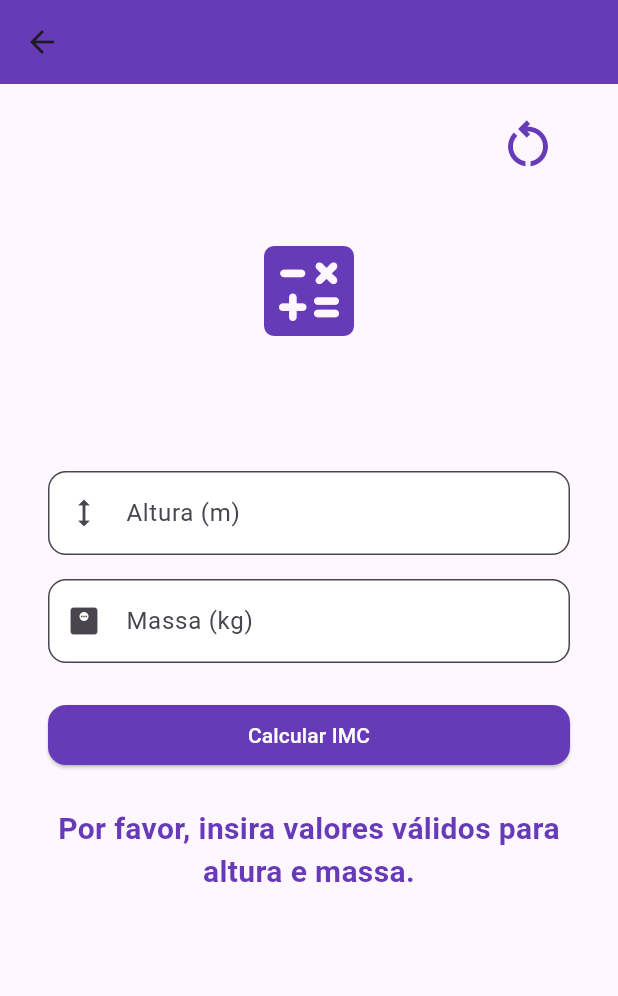
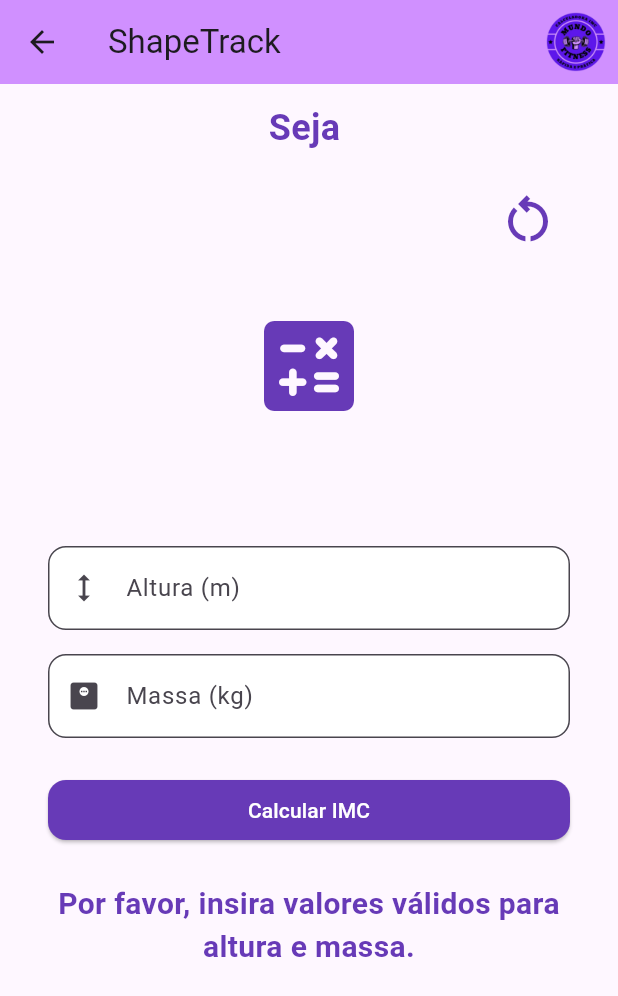
Before and after one commit to rafaelvieiramaximo/Calculadora-IMMC, a Flutter app: the CalculatorPage screen opened directly with empty values, after a tap on "Calcular IMC", on a phone screen of 412 x 824 dp. Shown: the top 996 px of the screen. Run offline on Flutter 3.47's test engine with Material 3 defaults, Android fonts, the light colour scheme and no system bars; our stand-ins replace sqflite; accounts and stored records are empty.

Commit message:
feat: refactor CadastroScreen and CalculatorPage for improved structure and functionality; add CalculatorController for better state management

```diff
--- /dev/null
+++ b/lib/controller/control_calc.dart
@@ -0,0 +1,106 @@
+import 'package:flutter/material.dart';
+
+class CalculatorController {
+  final TextEditingController alturaController = TextEditingController();
+  final TextEditingController massaController = TextEditingController();
+
+  String? resultado;
+  String? categoria = '';
+
+  void calcularIMC(VoidCallback setStateCallback) {
+    final altura = double.tryParse(alturaController.text.replaceAll(',', '.'));
+    final massa = double.tryParse(massaController.text.replaceAll(',', '.'));
+    if (altura == null || massa == null || altura <= 0 || massa <= 0) {
+      resultado = 'Por favor, insira valores válidos para altura e massa.';
+      setStateCallback();
+      return;
+    }
+    final imc = massa / (altura * altura);
+    categoria =
+        imc < 16
+            ? 'Magreza Grave'
+            : imc >= 16 && imc < 16.9
+            ? 'Magreza Moderada'
+            : imc >= 17 && imc < 18.5
+            ? 'Magreza Leve'
+            : imc >= 18.6 && imc < 24.9
+            ? 'Peso Ideal'
+            : imc >= 25 && imc < 29.9
+            ? 'Sobrepeso'
+            : imc >= 30 && imc < 34.9
+            ? 'Obesidade Grau I'
+            : imc >= 35 && imc < 39.9
+            ? 'Obesidade Grau II (severa)'
+            : 'Obesidade Grau III (mórbida)';
+
+    resultado =
+        'Seu IMMC é ${imc.toStringAsFixed(2)}, está na categoria: $categoria';
+    setStateCallback();
+
+    alturaController.clear();
+    massaController.clear();
+  }
+
+  Icon icones(String? categoria) {
+    switch (categoria) {
+      case 'Magreza Grave':
+        return const Icon(
+          Icons.warning_amber_outlined,
+          size: 60,
+          color: Colors.red,
+        );
+      case 'Magreza Moderada':
+        return const Icon(
+          Icons.warning_amber_outlined,
+          size: 60,
+          color: Colors.orange,
+        );
+      case 'Magreza Leve':
+        return const Icon(
+          Icons.warning_amber_outlined,
+          size: 60,
+          color: Colors.yellow,
+        );
+      case 'Peso Ideal':
+        return const Icon(
+          Icons.check_circle_outline,
+          size: 60,
+          color: Colors.green,
+        );
+      case 'Sobrepeso':
+        return const Icon(
+          Icons.warning_amber_outlined,
+          size: 60,
+          color: Colors.orange,
+        );
+      case 'Obesidade Grau I':
+        return const Icon(
+          Icons.warning_amber_outlined,
+          size: 60,
+          color: Colors.red,
+        );
+      case 'Obesidade Grau II (severa)':
+        return const Icon(
+          Icons.warning_amber_outlined,
+          size: 60,
+          color: Colors.red,
+        );
+      case 'Obesidade Grau III (mórbida)':
+        return const Icon(
+          Icons.warning_amber_outlined,
+          size: 60,
+          color: Colors.red,
+        );
+      default:
+        return const Icon(Icons.help_outline, size: 40, color: Colors.grey);
+    }
+  }
+
+  void limparCampos(VoidCallback setStateCallback) {
+    alturaController.clear();
+    massaController.clear();
+    resultado = null;
+    categoria = '';
+    setStateCallback();
+  }
+}
--- a/lib/style/style.dart
+++ b/lib/style/style.dart
@@ -5,6 +5,7 @@ class AppColor {
   static const bginput = Colors.white;
   static const mediumAqua = Color(0xFFD39FE6);
   static const lightGray = Color(0xFFD3D3D3);
+  static const appBar = Color(0xFFD090FF);
   static const black = Colors.black;
   static const clock = Color(0xFF8E53E6);
 }
--- a/lib/view/calculator.dart
+++ b/lib/view/calculator.dart
@@ -1,4 +1,6 @@
 import 'package:flutter/material.dart';
+import 'package:calculadora_immc/style/style.dart';
+import 'package:calculadora_immc/controller/control_calc.dart';
 
 class CalculatorPage extends StatefulWidget {
   final String title;
@@ -9,131 +11,40 @@ class CalculatorPage extends StatefulWidget {
 }
 
 class _CalculatorPageState extends State<CalculatorPage> {
-  final TextEditingController _alturaController = TextEditingController();
-  final TextEditingController _massaController = TextEditingController();
-  String? _resultado;
-  String? categoria = '';
-
-  void _calcularIMC() {
-    final altura = double.tryParse(_alturaController.text.replaceAll(',', '.'));
-    final massa = double.tryParse(_massaController.text.replaceAll(',', '.'));
-    if (altura == null || massa == null || altura <= 0 || massa <= 0) {
-      setState(() {
-        _resultado = 'Por favor, insira valores válidos para altura e massa.';
-      });
-      return;
-    }
-    final imc = massa / (altura * altura);
-    String categoria =
-        imc < 16
-            ? 'Magreza Grave'
-            : imc >= 16 && imc < 16.9
-            ? 'Magreza Moderada'
-            : imc >= 17 && imc < 18.5
-            ? 'Magreza Leve'
-            : imc >= 18.6 && imc < 24.9
-            ? 'Peso Ideal'
-            : imc >= 25 && imc < 29.9
-            ? 'Sobrepeso'
-            : imc >= 30 && imc < 34.9
-            ? 'Obesidade Grau I'
-            : imc >= 35 && imc < 39.9
-            ? 'Obesidade Grau II (severa)'
-            : 'Obesidade Grau III (mórbida)';
-
-    setState(() {
-      _resultado =
-          'Seu IMMC é ${imc.toStringAsFixed(2)}, está na categoria: $categoria';
-      this.categoria = categoria;
-    });
-
-    _alturaController.clear();
-    _massaController.clear();
-  }
-
-  Icon _icones(String? categoria) {
-    switch (categoria) {
-      case 'Magreza Grave':
-        return const Icon(
-          Icons.warning_amber_outlined,
-          size: 60,
-          color: Colors.red,
-        );
-      case 'Magreza Moderada':
-        return const Icon(
-          Icons.warning_amber_outlined,
-          size: 60,
-          color: Colors.orange,
-        );
-      case 'Magreza Leve':
-        return const Icon(
-          Icons.warning_amber_outlined,
-          size: 60,
-          color: Colors.yellow,
-        );
-      case 'Peso Ideal':
-        return const Icon(
-          Icons.check_circle_outline,
-          size: 60,
-          color: Colors.green,
-        );
-      case 'Sobrepeso':
-        return const Icon(
-          Icons.warning_amber_outlined,
-          size: 60,
-          color: Colors.orange,
-        );
-      case 'Obesidade Grau I':
-        return const Icon(
-          Icons.warning_amber_outlined,
-          size: 60,
-          color: Colors.red,
-        );
-      case 'Obesidade Grau II (severa)':
-        return const Icon(
-          Icons.warning_amber_outlined,
-          size: 60,
-          color: Colors.red,
-        );
-      case 'Obesidade Grau III (mórbida)':
-        return const Icon(
-          Icons.warning_amber_outlined,
-          size: 60,
-          color: Colors.red,
-        );
-      default:
-        return const Icon(Icons.help_outline, size: 40, color: Colors.grey);
-    }
-  }
-
-  void _limparCampos() {
-    _alturaController.clear();
-    _massaController.clear();
-    setState(() {
-      _resultado = null;
-      categoria = '';
-    });
-  }
+  final CalculatorController _controller = CalculatorController();
 
   @override
   Widget build(BuildContext context) {
-    return Scaffold(
+    return SafeArea(
+      child: Scaffold(
         appBar: AppBar(
-        backgroundColor: Theme.of(context).colorScheme.primary,
-        centerTitle: true,
-        title: Text(
-          widget.title,
-          style: const TextStyle(
-            fontWeight: FontWeight.bold,
-            color: Colors.white,
+          title: const Text('ShapeTrack'),
+          backgroundColor: AppColor.appBar,
+          flexibleSpace: Padding(
+            padding: const EdgeInsets.all(8.0),
+            child: Align(
+              alignment: Alignment.topRight,
+              child: Image.asset(
+                'assets/images/logo.png',
+                fit: BoxFit.contain,
+                height: 48,
               ),
             ),
-        elevation: 0,
+          ),
         ),
         body: SingleChildScrollView(
           padding: const EdgeInsets.symmetric(horizontal: 32, vertical: 12),
           child: Column(
             children: [
+              Text(
+                'Seja ',
+                style: TextStyle(
+                  fontSize: 24,
+                  fontWeight: FontWeight.bold,
+                  color: AppColor.main,
+                ),
+              ),
+              const SizedBox(height: 16),
               Row(
                 mainAxisAlignment: MainAxisAlignment.end,
                 children: [
@@ -143,7 +54,8 @@ class _CalculatorPageState extends State<CalculatorPage> {
                       size: 40,
                       color: Colors.deepPurple,
                     ),
-                  onPressed: _limparCampos,
+                    onPressed:
+                        () => _controller.limparCampos(() => setState(() {})),
                   ),
                 ],
               ),
@@ -155,7 +67,7 @@ class _CalculatorPageState extends State<CalculatorPage> {
               ),
               const SizedBox(height: 80),
               TextField(
-              controller: _alturaController,
+                controller: _controller.alturaController,
                 keyboardType: TextInputType.numberWithOptions(decimal: true),
                 decoration: const InputDecoration(
                   labelText: 'Altura (m)',
@@ -164,7 +76,7 @@ class _CalculatorPageState extends State<CalculatorPage> {
               ),
               const SizedBox(height: 16),
               TextField(
-              controller: _massaController,
+                controller: _controller.massaController,
                 keyboardType: TextInputType.numberWithOptions(decimal: true),
                 decoration: const InputDecoration(
                   labelText: 'Massa (kg)',
@@ -175,14 +87,15 @@ class _CalculatorPageState extends State<CalculatorPage> {
               SizedBox(
                 width: double.infinity,
                 child: ElevatedButton(
-                onPressed: _calcularIMC,
+                  onPressed:
+                      () => _controller.calcularIMC(() => setState(() {})),
                   child: const Text('Calcular IMC'),
                 ),
               ),
-            if (_resultado != null) ...[
+              if (_controller.resultado != null) ...[
                 const SizedBox(height: 24),
                 Text(
-                _resultado!,
+                  _controller.resultado!,
                   style: TextStyle(
                     fontSize: 20,
                     fontWeight: FontWeight.bold,
@@ -203,12 +116,13 @@ class _CalculatorPageState extends State<CalculatorPage> {
                 ),
               ],
               const SizedBox(height: 30),
-            if (_resultado != null &&
-                categoria != null &&
-                categoria!.isNotEmpty) ...[
-              _icones(categoria),
+              if (_controller.resultado != null &&
+                  _controller.categoria != null &&
+                  _controller.categoria!.isNotEmpty) ...[
+                _controller.icones(_controller.categoria),
               ],
             ],
+          ),
         ),
       ),
     );
--- a/lib/view/tela_cadastro.dart
+++ b/lib/view/tela_cadastro.dart
@@ -53,11 +53,10 @@ class _CadastroScreenState extends State<CadastroScreen> {
   Widget build(BuildContext context) {
     return Scaffold(
       body: SingleChildScrollView(
-        // evita overflow
         child: Padding(
           padding: const EdgeInsets.all(24.0),
           child: Form(
-            key: formKey, // chave adicionada aqui
+            key: formKey,
             child: Column(
               mainAxisSize: MainAxisSize.min,
               children: [
--- a/lib/view/tela_login.dart
+++ b/lib/view/tela_login.dart
@@ -61,7 +61,7 @@ class loginScreenState extends State<LoginScreen> {
       child: Scaffold(
         appBar: AppBar(
           title: const Text('ShapeTrack'),
-          backgroundColor: AppColor.lightGray,
+          backgroundColor: AppColor.appBar,
           flexibleSpace: Padding(
             padding: const EdgeInsets.all(8.0),
             child: Align(
@@ -113,9 +113,9 @@ class loginScreenState extends State<LoginScreen> {
                       } else if (value.length < 8) {
                         return 'A senha deve ter pelo menos 8 caracteres.';
                       } else if (!RegExp(
-                        r'^(?=.*[A-Za-z])(?=.*\d)[A-Za-z\d]$',
+                        r'^(?=.*[A-Za-z])(?=.*\d)[A-Za-z\d]{8,}$',
                       ).hasMatch(value)) {
-                        return 'A senha deve conter uma letra e um número.';
+                        return 'A senha deve conter pelo menos uma letra, um número.';
                       }
                       return null;
                     },
```
Also changed, not shown: lib/database.dart (+5 -3 lines). Lines whose indentation alone changed are shown as unchanged.
